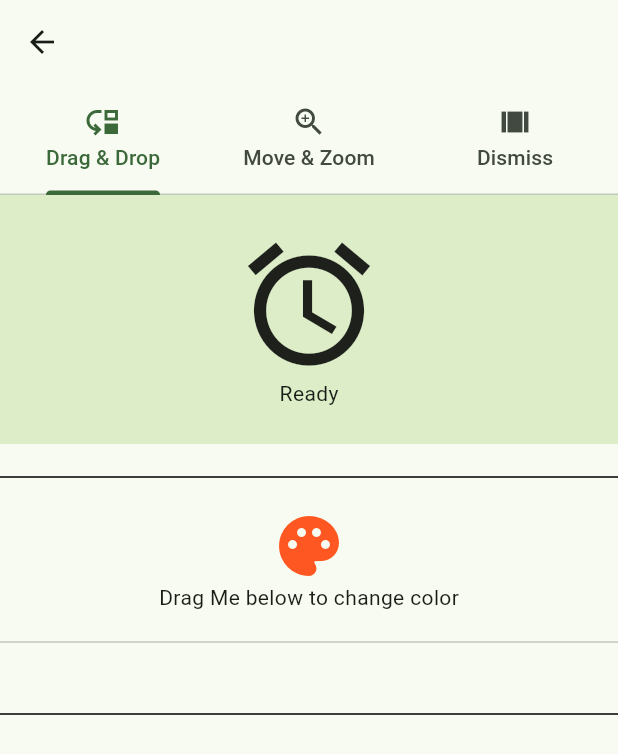
After one commit to BowJaro/Flutter-Learning, a Flutter app: the InteractivityPage screen opened directly, on a phone screen of 412 x 824 dp. The commit adds this screen. Shown: the top 754 px of the screen. Run offline on Flutter 3.47's test engine with Material 3 defaults, Android fonts, the phone set to English and light mode, and no system bars.

Commit message:
drag & drop, move & zoom, dissmiss

```diff
--- /dev/null
+++ b/basic_tabs/lib/classes/trip.dart
@@ -0,0 +1,6 @@
+class Trip {
+  String? id;
+  String? tripName;
+  String? tripLocation;
+  Trip({this.id, this.tripName, this.tripLocation});
+}
--- /dev/null
+++ b/basic_tabs/lib/pages/interactivity.dart
@@ -0,0 +1,58 @@
+import 'package:basic_tabs/pages/dismiss.dart';
+import 'package:basic_tabs/widgets/drag_drop.dart';
+import 'package:basic_tabs/widgets/move_zoom.dart';
+import 'package:flutter/material.dart';
+
+class InteractivityPage extends StatefulWidget {
+  const InteractivityPage({super.key});
+
+  @override
+  State<InteractivityPage> createState() => _InteractivityPageState();
+}
+
+class _InteractivityPageState extends State<InteractivityPage>
+    with SingleTickerProviderStateMixin {
+  late TabController _tabController;
+  var tabs = const [
+    Tab(
+      icon: Icon(Icons.move_down),
+      text: "Drag & Drop",
+    ),
+    Tab(
+      icon: Icon(Icons.zoom_in),
+      text: "Move & Zoom",
+    ),
+    Tab(
+      icon: Icon(Icons.view_array),
+      text: "Dismiss",
+    ),
+  ];
+
+  @override
+  void initState() {
+    super.initState();
+    _tabController = TabController(vsync: this, length: tabs.length);
+  }
+
+  @override
+  void dispose() {
+    _tabController.dispose();
+    super.dispose();
+  }
+
+  @override
+  Widget build(BuildContext context) {
+    return Scaffold(
+      appBar: AppBar(
+        bottom: TabBar(
+          tabs: tabs,
+          controller: _tabController,
+        ),
+      ),
+      body: TabBarView(
+        controller: _tabController,
+        children: const [DragDropWidget(), MoveZoomWidget(), DismissPage()],
+      ),
+    );
+  }
+}
--- a/basic_tabs/lib/pages/weather_page.dart
+++ b/basic_tabs/lib/pages/weather_page.dart
@@ -18,7 +18,11 @@ class _WeatherPageState extends State<WeatherPage> {
         ),
         backgroundColor: Colors.white,
         iconTheme: const IconThemeData(color: Colors.black54),
-        leading: IconButton(icon: const Icon(Icons.menu), onPressed: () {}),
+        leading: IconButton(
+            icon: const Icon(Icons.arrow_back),
+            onPressed: () {
+              Navigator.pop(context);
+            }),
         actions: <Widget>[
           IconButton(icon: const Icon(Icons.cloud_queue), onPressed: () {})
         ],
--- /dev/null
+++ b/basic_tabs/lib/widgets/drag_drop.dart
@@ -0,0 +1,148 @@
+import 'package:flutter/material.dart';
+
+class DragDropWidget extends StatefulWidget {
+  const DragDropWidget({super.key});
+
+  @override
+  State<DragDropWidget> createState() => _DragDropWidgetState();
+}
+
+class _DragDropWidgetState extends State<DragDropWidget> {
+  String _gestureDetected = "Ready";
+  var _paintedColor = const Color(0);
+
+  @override
+  Widget build(BuildContext context) {
+    return SingleChildScrollView(
+        child: Column(
+      children: <Widget>[
+        _buildGestureDetector(),
+        const Divider(
+          color: Colors.black,
+          height: 44.0,
+        ),
+        _buildDraggable(),
+        const Divider(
+          height: 40.0,
+        ),
+        _buildDragTarget(),
+        const Divider(
+          color: Colors.black,
+        ),
+      ],
+    ));
+  }
+
+  GestureDetector _buildGestureDetector() {
+    return GestureDetector(
+      onTap: () {
+        print('onTap');
+        _displayGestureDetected('onTap');
+      },
+      onDoubleTap: () {
+        print('onDoubleTap');
+        _displayGestureDetected('onDoubleTap');
+      },
+      onLongPress: () {
+        print('onLongPress');
+        _displayGestureDetected('onLongPress');
+      },
+      onPanUpdate: (DragUpdateDetails details) {
+        print('onPanUpdate: $details');
+        _displayGestureDetected('onPanUpdate:\n$details');
+      },
+      // onVerticalDragUpdate: ((DragUpdateDetails details) {
+      //   print('onVerticalDragUpdate: $details');
+      //   _displayGestureDetected('onVerticalDragUpdate:\n$details');
+      // }),
+      //onHorizontalDragUpdate: (DragUpdateDetails details) {
+      // print('onHorizontalDragUpdate: $details');
+      // _displayGestureDetected('onHorizontalDragUpdate:\n$details');
+      //},
+      onHorizontalDragEnd: (DragEndDetails details) {
+        print('onHorizontalDragEnd: $details');
+        if (details.primaryVelocity != null) {
+          if (details.primaryVelocity! < 0) {
+            print('Dragging Right to Left: ${details.velocity}');
+            _displayGestureDetected(
+                'Dragging Right to Left: ${details.velocity}');
+          } else if (details.primaryVelocity! > 0) {
+            print('Dragging Left to Right: ${details.velocity}');
+            _displayGestureDetected(
+                'Dragging Left to Right: ${details.velocity}');
+          }
+        }
+      },
+      child: Container(
+        color: Colors.lightGreen.shade100,
+        width: double.infinity,
+        padding: const EdgeInsets.all(24.0),
+        child: Column(
+          children: <Widget>[
+            const Icon(
+              Icons.access_alarm,
+              size: 98.0,
+            ),
+            Text('$_gestureDetected'),
+          ],
+        ),
+      ),
+    );
+  }
+
+  void _displayGestureDetected(String gesture) {
+    setState(() {
+      _gestureDetected = gesture;
+    });
+  }
+
+  Draggable<int> _buildDraggable() {
+    return Draggable(
+      childWhenDragging: const Icon(
+        Icons.palette,
+        color: Colors.grey,
+        size: 48.0,
+      ),
+      feedback: const Icon(
+        Icons.brush,
+        color: Colors.green,
+        size: 80.0,
+      ),
+      data: Colors.blue.value,
+      child: const Column(
+        children: <Widget>[
+          Icon(
+            Icons.palette,
+            color: Colors.deepOrange,
+            size: 48.0,
+          ),
+          Text(
+            'Drag Me below to change color',
+          ),
+        ],
+      ),
+    );
+  }
+
+  DragTarget<int> _buildDragTarget() {
+    return DragTarget<int>(
+      onAcceptWithDetails: (details) {
+        _paintedColor = Color(details.data);
+      },
+      builder: (BuildContext context, List<dynamic> acceptedData,
+              List<dynamic> rejectedData) =>
+          acceptedData.isEmpty
+              ? Text(
+                  'Drag To and see color change',
+                  style: TextStyle(color: _paintedColor),
+                )
+              : Text(
+                  'Painting Color: $acceptedData and $rejectedData',
+                  style: TextStyle(
+                    color: Color(acceptedData[0]),
+                    fontWeight: FontWeight.bold,
+                  ),
+                ),
+    );
+  }
+}
```
Also changed, not shown: basic_tabs/lib/pages/dismiss.dart (added, +108 -0 lines), basic_tabs/lib/widgets/menu_list_tile.dart (+14 -0 lines), basic_tabs/lib/widgets/move_zoom.dart (added, +147 -0 lines).
